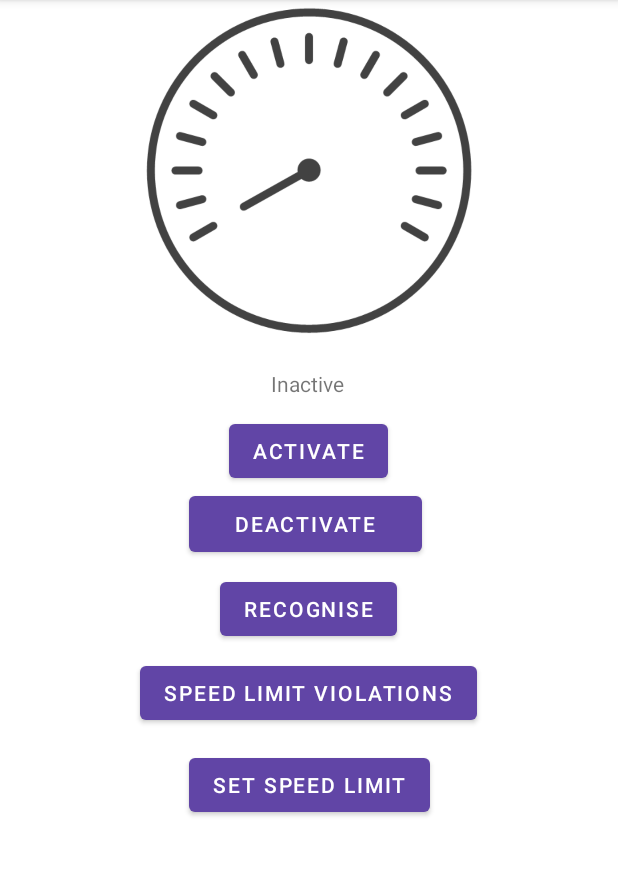
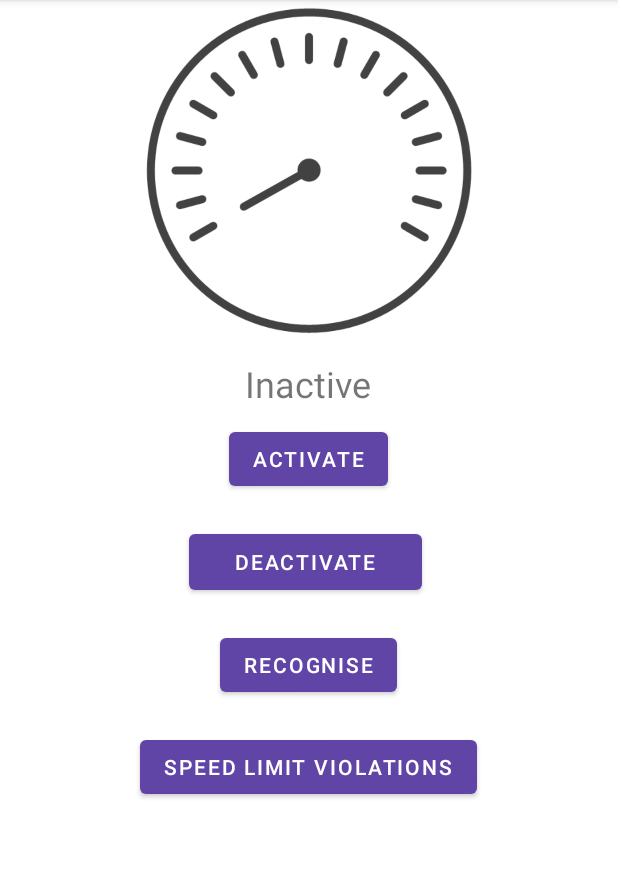
Before and after one commit to DimPap99/Android_SpeedMeter_Sem7, an Android app: the screen it shows after launch (MainActivity), on a phone screen of 412 x 824 dp, the part 84-960 px from its top. Run offline under Robolectric (Android 15) with nearby library versions, the phone set to English and light mode, and no system bars.

Commit message:
Added more comments

```diff
--- a/app/src/main/java/com/example/atomikiergasia01/Create_Component.java
+++ b/app/src/main/java/com/example/atomikiergasia01/Create_Component.java
@@ -27,6 +27,7 @@ public class Create_Component {
         button.setTextColor(Color.parseColor("#FFFFFF"));
         button.setId(View.generateViewId());
         constraintLayout.addView(button);
+        // set the constraint on the component
         set.clone(constraintLayout);
         set.connect(button.getId(), ConstraintSet.LEFT, constraintLayout.getId(), ConstraintSet.LEFT, posx);
         set.connect(button.getId(), ConstraintSet.TOP, constraintLayout.getId(), ConstraintSet.TOP, posy);
@@ -34,6 +35,7 @@ public class Create_Component {
         return button;
 
     }
+// set width/height etc and then add constraints.Finally add it to the laylout
 
     @RequiresApi(api = Build.VERSION_CODES.JELLY_BEAN_MR1)
     public static EditText create_EditText(int width, int height, int color, Context context, ConstraintLayout constraintLayout, int posx, int posy, ConstraintSet set){
--- a/app/src/main/java/com/example/atomikiergasia01/MainActivity.java
+++ b/app/src/main/java/com/example/atomikiergasia01/MainActivity.java
@@ -44,12 +44,13 @@ public class MainActivity extends AppCompatActivity implements LocationListener
 
     private static final int RECORDING_RESULT = 1000;
 
-
-    public static boolean created_button = false;
-    public static boolean detected_speed_violation = false;
-    public static String x = "0";
-    public static String y =  "0";
-    public static String speed_v =  "0";
+//static variables used to monitor states
+    public static boolean created_button = false; //monitor whether we ve dynamically created a button to save a speed limit
+    public static boolean detected_speed_violation = false; // boolean to distinct between states of speed violations ( No violation/ Violated a limit/ Over speed limit and detected_speed_violation
+    // -> True then the speed limit is still getting violated
+    public static String x = "0"; //save the lat when a violation occured
+    public static String y =  "0"; //save the lgt when a violation occured
+    public static String speed_v =  "0";  //save the top speed of a violation
     public static Long timestamp;
     public static TTS tts;
 
@@ -76,6 +77,7 @@ public class MainActivity extends AppCompatActivity implements LocationListener
 
         locationManager = (LocationManager) getSystemService(LOCATION_SERVICE);
         preferences = getSharedPreferences(SHARED_PREFS, MODE_PRIVATE);
+        //check if the key exists
         if(preferences.contains("limit")){
             limit_txt.setText("Limit: " + String.valueOf(preferences.getFloat("limit", 0)));
         }
@@ -89,7 +91,7 @@ public class MainActivity extends AppCompatActivity implements LocationListener
                 startActivity(intent);
             }
         });
-
+//Set event listener to the set speed limit button in order to save  a speed limit
         set_speed_limit.setOnClickListener(new View.OnClickListener() {
             @SuppressLint("ResourceAsColor")
             @RequiresApi(api = Build.VERSION_CODES.JELLY_BEAN_MR1)
@@ -131,6 +133,7 @@ public void check_speed_violations(View view){
         Intent intent = new Intent(view.getContext(), MainActivity2.class);
         startActivity(intent);
 }
+//Based on the TTS results perform button actions
     @Override
     protected void onActivityResult(int requestCode, int resultCode, @Nullable Intent data) {
         super.onActivityResult(requestCode, resultCode, data);
@@ -145,7 +148,7 @@ public void check_speed_violations(View view){
         }
 
     }
-
+// onpause close the location manager updates
     @Override
     protected void onPause() {
         super.onPause();
@@ -158,31 +161,33 @@ public void check_speed_violations(View view){
         locationManager.removeUpdates(this);
     }
 
-
+//the method that the activate button uses to activate the location manager
     public void gps(View view) {
-
+//check the permissions we ve written on the manifest xml that have to do with the Location Manager (ACCESS_FINE_LOCATION, etc...
         if (ActivityCompat.checkSelfPermission(this, Manifest.permission.ACCESS_FINE_LOCATION)
                 != PackageManager.PERMISSION_GRANTED && ActivityCompat.checkSelfPermission(this, Manifest.permission.ACCESS_COARSE_LOCATION) != PackageManager.PERMISSION_GRANTED) {
             ActivityCompat.
                     requestPermissions(this,new String[]{Manifest.permission.ACCESS_FINE_LOCATION},234);
             return;
         }
+        //activate the location manager. minTime,minDist = 0 to give updateds constantly
         textView.setText("0.0");
         locationManager.requestLocationUpdates(LocationManager.GPS_PROVIDER, 0, 0, this);}
 
+        //standard location manager methods
     @SuppressLint("ResourceAsColor")
     @RequiresApi(api = Build.VERSION_CODES.LOLLIPOP)
     @Override
     public void onLocationChanged(Location location) {
-
+//get the speed
         double speed = location.getSpeed();
-
+//check for a speed limit
         textView.setText(String.valueOf(speed));
         if(preferences.contains("limit")){
             float limit = preferences.getFloat("limit", 0);
             // save the timestamp from when the speed violation occured
             if(speed > limit ){
-                textView.setText("STAMATA MALAKA");
+//initial point of speed violation
                 if(!detected_speed_violation){
                     speak();
                     warning.setText("Danger!Slow down!");
@@ -223,7 +228,7 @@ public void check_speed_violations(View view){
     public void onProviderDisabled(String s) {
 
     }
-
+//save values to DB
     public void save(String x, String y, Long time, String speed){
         ContentValues values = new ContentValues();
         values.put("timestamp", time);
@@ -232,13 +237,14 @@ public void check_speed_violations(View view){
         values.put("speed", String.valueOf(speed));
         db.insert("Location",null, values);
     }
+//save values to SharedPreferences
     public void save(float limit){
         SharedPreferences.Editor editor = preferences.edit();
         editor.putFloat("limit", limit );
         editor.apply();
         limit_txt.setText("Limit: " + String.valueOf(preferences.getFloat("limit", 0)));
     }
-
+//use the tts to speak
     @RequiresApi(api = Build.VERSION_CODES.LOLLIPOP)
     public void speak(){
         tts.speak("Danger! Slow down!");
--- a/app/src/main/java/com/example/atomikiergasia01/TTS.java
+++ b/app/src/main/java/com/example/atomikiergasia01/TTS.java
@@ -18,7 +18,7 @@ public class TTS {
                 @Override
                 public void onInit(int i) {
                     tts.setLanguage(Locale.ENGLISH);
-                }
+                } //choose english as language
             };
     public TTS(Context context) {
         tts = new TextToSpeech(context,initListener);
@@ -26,7 +26,7 @@ public class TTS {
     @RequiresApi(api = Build.VERSION_CODES.LOLLIPOP)
     public void speak(String message){
         tts.speak(message,TextToSpeech.QUEUE_ADD,null,null);
-    }
+    } // use the tts object to speak the message provided on the method
 
 
 }
--- a/app/src/main/res/layout/activity_main.xml
+++ b/app/src/main/res/layout/activity_main.xml
@@ -22,6 +22,7 @@
         android:id="@+id/button"
         android:layout_width="wrap_content"
         android:layout_height="wrap_content"
+        android:layout_marginTop="5dp"
         android:layout_marginBottom="284dp"
         android:onClick="gps"
         android:text="Activate"
@@ -37,6 +38,7 @@
         android:id="@+id/button6"
         android:layout_width="155dp"
         android:layout_height="49dp"
+        android:layout_marginTop="20dp"
         android:onClick="deactivate"
         android:text="Deactivate"
         app:backgroundTint="#6145A6"
@@ -49,7 +51,7 @@
         android:id="@+id/button5"
         android:layout_width="wrap_content"
         android:layout_height="wrap_content"
-        android:layout_marginTop="8dp"
+        android:layout_marginTop="20dp"
         android:onClick="recognize"
         android:text="Recognise"
         app:backgroundTint="#6145A6"
@@ -66,6 +68,7 @@
         android:gravity="center"
         android:onClick="gps"
         android:text="Inactive"
+        android:textSize="24sp"
         app:layout_constraintEnd_toEndOf="parent"
         app:layout_constraintHorizontal_bias="0.497"
         app:layout_constraintStart_toStartOf="parent"
@@ -75,7 +78,7 @@
         android:id="@+id/button2"
         android:layout_width="wrap_content"
         android:layout_height="wrap_content"
-        android:layout_marginTop="32dp"
+        android:layout_marginTop="20dp"
         android:layout_marginBottom="248dp"
         android:text="Set Speed Limit"
         app:backgroundTint="#6145A6"
@@ -83,13 +86,13 @@
         app:layout_constraintEnd_toEndOf="parent"
         app:layout_constraintStart_toStartOf="parent"
         app:layout_constraintTop_toBottomOf="@+id/button4"
-        app:layout_constraintVertical_bias="0.41" />
+        app:layout_constraintVertical_bias="0.0" />
 
     <Button
         android:id="@+id/button4"
         android:layout_width="wrap_content"
         android:layout_height="wrap_content"
-        android:layout_marginTop="8dp"
+        android:layout_marginTop="20dp"
         android:text="Speed Limit Violations"
         app:backgroundTint="#6145A6"
         app:layout_constraintEnd_toEndOf="parent"
@@ -117,6 +120,7 @@
         android:layout_marginLeft="12dp"
         android:layout_marginBottom="8dp"
         android:gravity="center"
+        android:textSize="18sp"
         app:layout_constraintBottom_toTopOf="@+id/button"
         app:layout_constraintEnd_toEndOf="parent"
         app:layout_constraintHorizontal_bias="0.0"
```
Also changed, not shown: app/src/main/java/com/example/atomikiergasia01/MainActivity2.java (+18 -14 lines), app/src/main/java/com/example/atomikiergasia01/SPListAdapter.java (+5 -5 lines).
